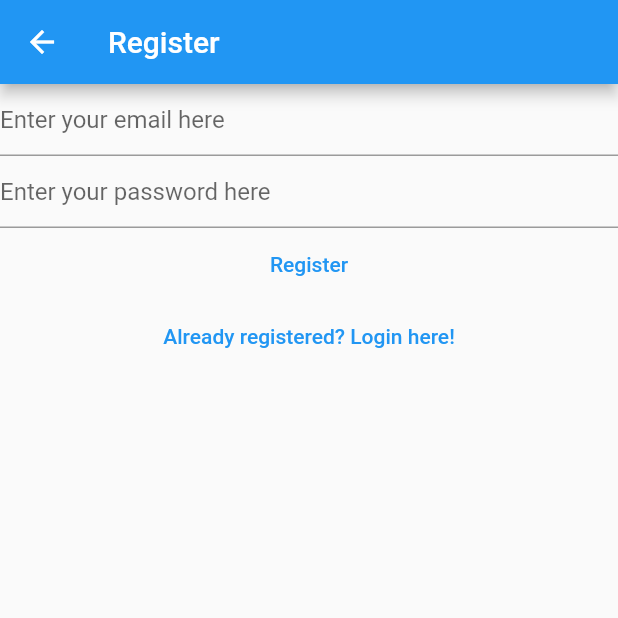
After one commit to lumoswitch/notes-manager, a Flutter app: the RegisterView screen opened by its route, after a tap on "Register", on a phone screen of 412 x 824 dp, the top half of it. The commit adds this screen. Run offline on Flutter 3.47's test engine with Material 2 defaults, Android fonts, the phone set to English and light mode, and no system bars; our stand-ins replace firebase_auth, firebase_core; accounts and stored records are empty; network calls fail.

Commit message:
register view

```diff
--- a/lib/main.dart
+++ b/lib/main.dart
@@ -2,6 +2,7 @@ import 'package:firebase_auth/firebase_auth.dart';
 import 'package:firebase_core/firebase_core.dart';
 import 'package:flutter/material.dart';
 import 'package:notes_manager/views/login_view.dart';
+import 'package:notes_manager/views/register_view.dart';
 
 void main() {
   WidgetsFlutterBinding.ensureInitialized();
@@ -14,6 +15,7 @@ void main() {
       home: const HomePage(),
       routes: {
         '/login/': (context) => const LoginView(),
+        '/register/': (context) => const RegisterView(),
       },
     ),
   );
--- /dev/null
+++ b/lib/views/register_view.dart
@@ -0,0 +1,91 @@
+import 'package:firebase_auth/firebase_auth.dart';
+import 'package:flutter/material.dart';
+
+class RegisterView extends StatefulWidget {
+  const RegisterView({Key? key}) : super(key: key);
+
+  @override
+  _RegisterViewState createState() => _RegisterViewState();
+}
+
+class _RegisterViewState extends State<RegisterView> {
+  late final TextEditingController _email;
+  late final TextEditingController _password;
+
+  @override
+  void initState() {
+    _email = TextEditingController();
+    _password = TextEditingController();
+    super.initState();
+  }
+
+  @override
+  void dispose() {
+    _email.dispose();
+    _password.dispose();
+    super.dispose();
+  }
+
+  @override
+  Widget build(BuildContext context) {
+    return Scaffold(
+      appBar: AppBar(
+        title: const Text('Register'),
+      ),
+      body: Column(
+        children: [
+          TextField(
+            controller: _email,
+            enableSuggestions: false,
+            autocorrect: false,
+            keyboardType: TextInputType.emailAddress,
+            decoration: const InputDecoration(
+              hintText: 'Enter your email here',
+            ),
+          ),
+          TextField(
+            controller: _password,
+            obscureText: true,
+            enableSuggestions: false,
+            autocorrect: false,
+            decoration: const InputDecoration(
+              hintText: 'Enter your password here',
+            ),
+          ),
+          TextButton(
+            onPressed: () async {
+              final email = _email.text;
+              final password = _password.text;
+              try {
+                final userCredential =
+                    await FirebaseAuth.instance.createUserWithEmailAndPassword(
+                  email: email,
+                  password: password,
+                );
+                print(userCredential);
+              } on FirebaseAuthException catch (e) {
+                if (e.code == 'weak-password') {
+                  print('Weak password');
+                } else if (e.code == 'email-already-in-use') {
+                  print('Email is already in use');
+                } else if (e.code == 'invalid-email') {
+                  print('invalid email entered');
+                }
+              }
+            },
+            child: const Text('Register'),
+          ),
+          TextButton(
+            onPressed: () {
+              Navigator.of(context).pushNamedAndRemoveUntil(
+                '/login/',
+                (route) => false,
+              );
+            },
+            child: const Text('Already registered? Login here!'),
+          )
+        ],
+      ),
+    );
+  }
+}
```
